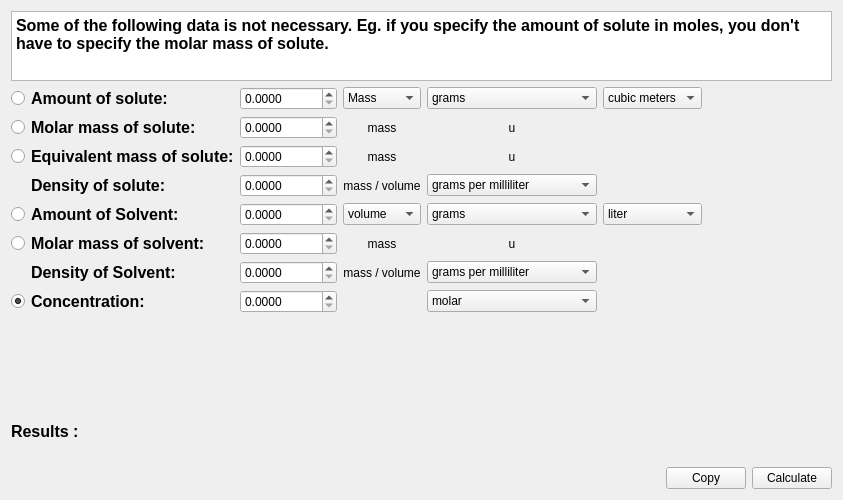
Qt form src/calculator/concCalculator.ui (KDE/kalzium) before a commit.
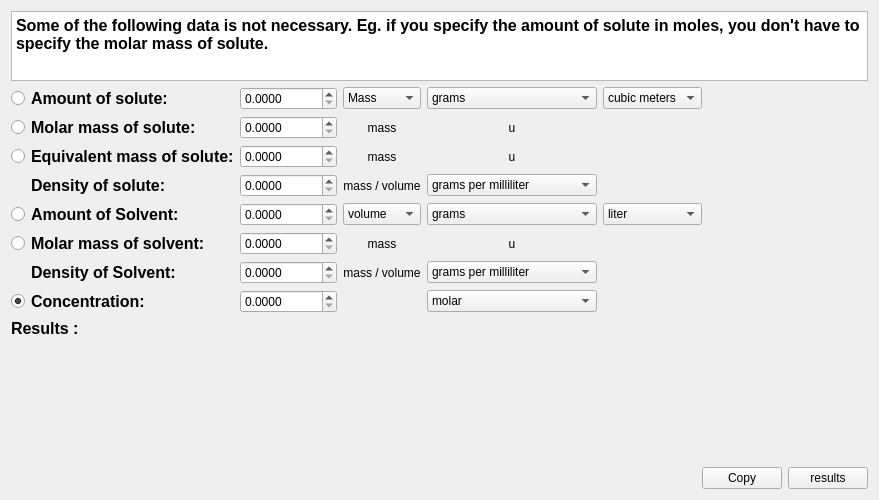
The same form after that commit. Custom widgets are drawn as their Qt base class.

Commit message: Fixed a few errors in the concentration calculator. Lots of bugs fixed. Will fix them by tonight.

The edit to the form file:
```diff
--- a/src/calculator/concCalculator.ui
+++ b/src/calculator/concCalculator.ui
@@ -9,7 +9,7 @@
    <rect>
     <x>0</x>
     <y>0</y>
-    <width>843</width>
+    <width>879</width>
     <height>500</height>
    </rect>
   </property>
@@ -681,6 +681,17 @@
      </item>
     </layout>
    </item>
+   <item>
+    <widget class="QLabel" name="label_34">
+     <property name="text">
+      <string>&lt;!DOCTYPE HTML PUBLIC &quot;-//W3C//DTD HTML 4.0//EN&quot; &quot;http://www.w3.org/TR/REC-html40/strict.dtd&quot;&gt;
+&lt;html&gt;&lt;head&gt;&lt;meta name=&quot;qrichtext&quot; content=&quot;1&quot; /&gt;&lt;style type=&quot;text/css&quot;&gt;
+p, li { white-space: pre-wrap; }
+&lt;/style&gt;&lt;/head&gt;&lt;body style=&quot; font-family:'DejaVu Sans'; font-size:9pt; font-weight:400; font-style:normal;&quot;&gt;
+&lt;p style=&quot; margin-top:0px; margin-bottom:0px; margin-left:0px; margin-right:0px; -qt-block-indent:0; text-indent:0px;&quot;&gt;&lt;span style=&quot; font-size:12pt; font-weight:600;&quot;&gt;Results :&lt;/span&gt;&lt;/p&gt;&lt;/body&gt;&lt;/html&gt;</string>
+     </property>
+    </widget>
+   </item>
    <item>
     <spacer name="verticalSpacer_4">
      <property name="orientation">
@@ -695,18 +706,7 @@
     </spacer>
    </item>
    <item>
-    <widget class="QLabel" name="label_34">
-     <property name="text">
-      <string>&lt;!DOCTYPE HTML PUBLIC &quot;-//W3C//DTD HTML 4.0//EN&quot; &quot;http://www.w3.org/TR/REC-html40/strict.dtd&quot;&gt;
-&lt;html&gt;&lt;head&gt;&lt;meta name=&quot;qrichtext&quot; content=&quot;1&quot; /&gt;&lt;style type=&quot;text/css&quot;&gt;
-p, li { white-space: pre-wrap; }
-&lt;/style&gt;&lt;/head&gt;&lt;body style=&quot; font-family:'DejaVu Sans'; font-size:9pt; font-weight:400; font-style:normal;&quot;&gt;
-&lt;p style=&quot; margin-top:0px; margin-bottom:0px; margin-left:0px; margin-right:0px; -qt-block-indent:0; text-indent:0px;&quot;&gt;&lt;span style=&quot; font-size:12pt; font-weight:600;&quot;&gt;Results :&lt;/span&gt;&lt;/p&gt;&lt;/body&gt;&lt;/html&gt;</string>
-     </property>
-    </widget>
-   </item>
-   <item>
-    <widget class="QLabel" name="label">
+    <widget class="QLabel" name="result">
      <property name="text">
       <string/>
      </property>
@@ -737,7 +737,7 @@
      <item>
       <widget class="QPushButton" name="pushButton_15">
        <property name="text">
-        <string>Calculate</string>
+        <string>results</string>
        </property>
       </widget>
      </item>
```
The commit also changes 2 other files.
